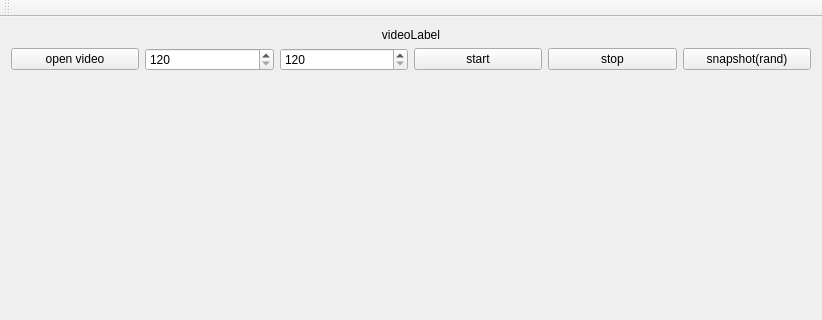
This is OlabPlayer/mainwindow.ui in e173101/OlabPlayer as Qt 5 draws it before an edit; both pictures show x 0 to 822 and y 0 to 320 of the 822 by 503 pixel window. The edited form follows.
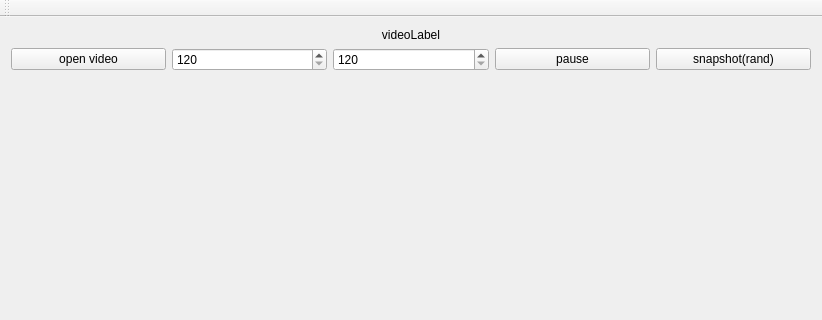
This is the edited form.

```diff
--- a/OlabPlayer/mainwindow.ui
+++ b/OlabPlayer/mainwindow.ui
@@ -63,14 +63,7 @@
       <item>
        <widget class="QPushButton" name="pushButton_start">
         <property name="text">
-         <string>start</string>
-        </property>
-       </widget>
-      </item>
-      <item>
-       <widget class="QPushButton" name="pushButton_stop">
-        <property name="text">
-         <string>stop</string>
+         <string>pause</string>
         </property>
        </widget>
       </item>
```
Left out of the diff: 2 changed lines with no effect on the pictures.
